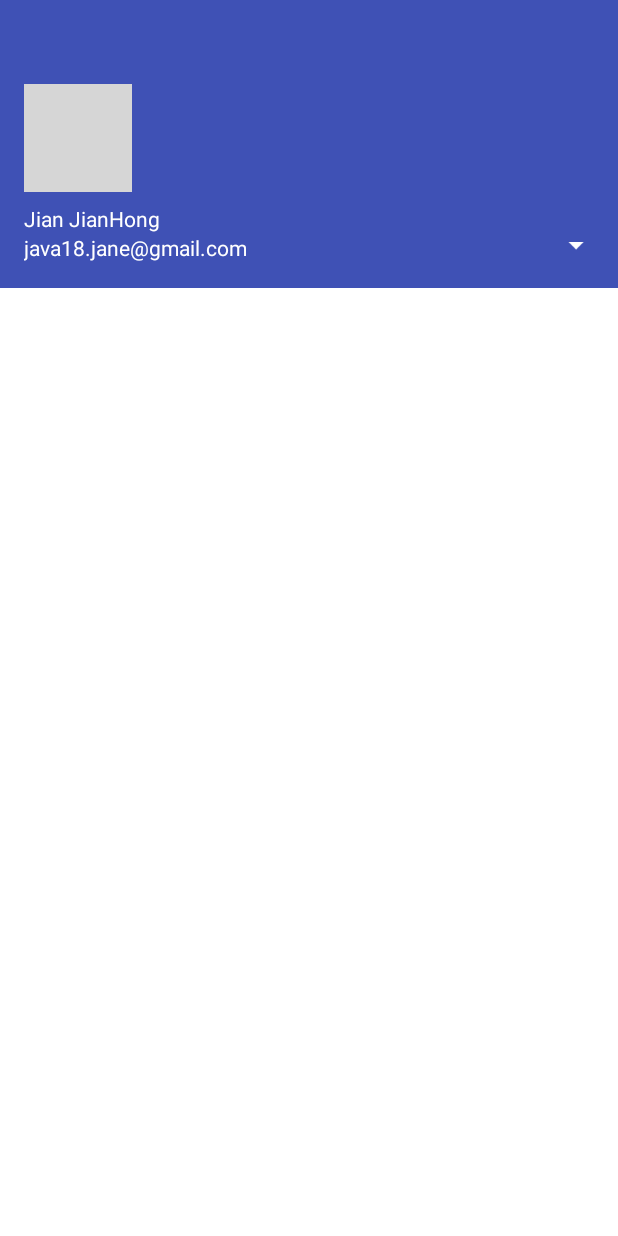
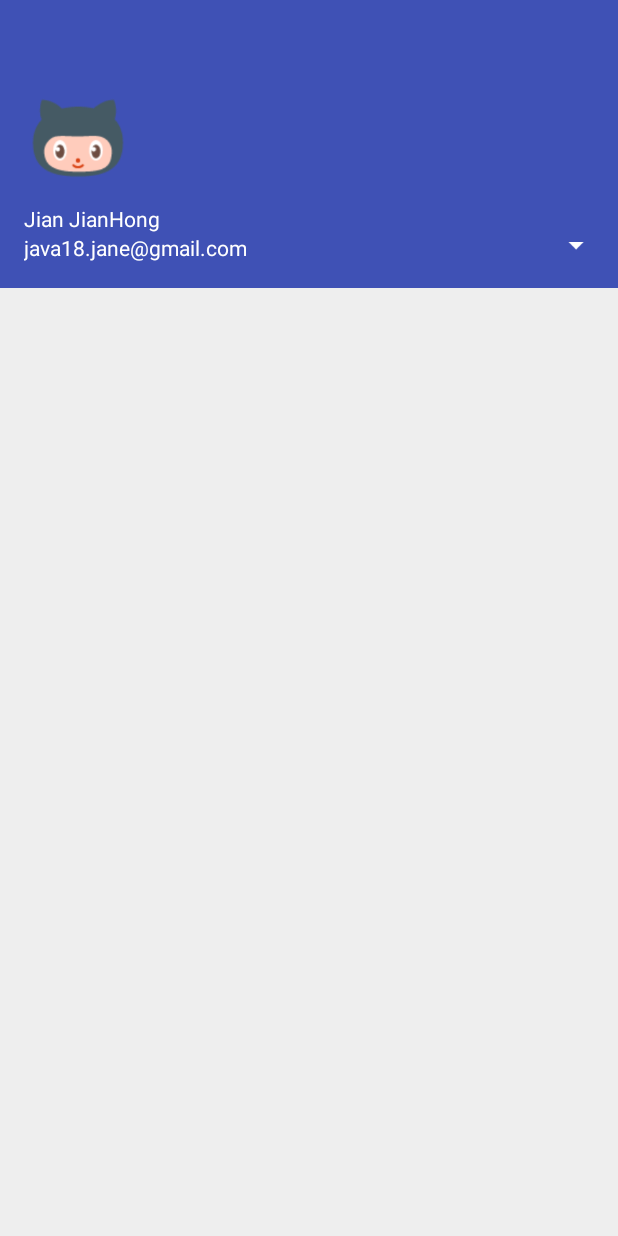
Before and after one commit to Anima18/Utopia, an Android app: the layout activity_nav_header.xml on its own in the app's theme, with its tools: preview values and no code run, on a phone screen of 412 x 824 dp. Run offline under Robolectric (Android 15) with nearby library versions, the phone set to English and light mode, and no system bars; grey boxes are pictures that could not be loaded.

Commit message:
change backgound

```diff
--- a/app/src/main/res/layout/activity_nav_header.xml
+++ b/app/src/main/res/layout/activity_nav_header.xml
@@ -47,7 +47,7 @@
         android:layout_width="@dimen/mainAct_nav_avatar_height"
         android:layout_height="@dimen/mainAct_nav_avatar_height"
         android:layout_above="@id/navHeader_user_layout"
-        android:src="@drawable/chris"/>
+        android:src="@drawable/ic_chris"/>
 
 
 </RelativeLayout>
--- a/app/src/main/res/layout/fragment_role.xml
+++ b/app/src/main/res/layout/fragment_role.xml
@@ -4,12 +4,11 @@
     android:id="@+id/roleFrm_coordinatorLayout"
     android:layout_width="match_parent"
     android:layout_height="match_parent"
-    android:background="@color/backgroundColor"
     android:paddingTop="8dp">
     <android.support.v7.widget.RecyclerView
         android:id="@+id/roleFrm_recyclerView"
         android:layout_width="match_parent"
-        android:layout_height="match_parent" />
+        android:layout_height="match_parent"/>
     <android.support.design.widget.FloatingActionButton
         android:id="@+id/roleFrm_addFad"
         android:layout_width="wrap_content"
--- a/app/src/main/res/layout/fragment_today_task.xml
+++ b/app/src/main/res/layout/fragment_today_task.xml
@@ -4,6 +4,7 @@
     android:id="@+id/todayTaskFrm_coordinatorLayout"
     android:layout_width="match_parent"
     android:layout_height="match_parent"
+    android:background="@color/backgroundColor"
     android:paddingTop="8dp">
     <android.support.v7.widget.RecyclerView
         android:id="@+id/todayTaskFrm_recyclerView"
--- a/app/src/main/res/layout/listview_role_item.xml
+++ b/app/src/main/res/layout/listview_role_item.xml
@@ -5,7 +5,7 @@
     android:layout_height="72dp"
     android:paddingLeft="16dp"
     android:paddingRight="16dp"
-    android:background="?android:attr/selectableItemBackground"
+    android:background="@drawable/selectable_item_background"
     android:gravity="center"
     android:orientation="vertical">
 
--- a/app/src/main/res/values/color.xml
+++ b/app/src/main/res/values/color.xml
@@ -29,4 +29,5 @@
     <color name="today_task_done">#C6EBFB</color>
     <color name="today_task_ignore">#EEEEEE</color>
     <color name="today_task_delay">#FCDFDB</color>
+
 </resources>
--- a/app/src/main/res/values/styles.xml
+++ b/app/src/main/res/values/styles.xml
@@ -9,7 +9,7 @@
         <item name="colorPrimary">@color/primary</item>
         <item name="colorPrimaryDark">@color/primary_dark</item>
         <item name="colorAccent">@color/accent</item>
-        <item name="android:windowBackground">@color/windowBackground</item>
+        <item name="android:windowBackground">@color/backgroundColor</item>
     </style>
 
 
```
Also changed, not shown: app/src/main/res/drawable/ic_chris.png (added), app/src/main/res/mipmap-hdpi/ic_launcher.png (deleted), app/src/main/res/mipmap-mdpi/ic_launcher.png (deleted), app/src/main/res/mipmap-xhdpi/ic_launcher.png, app/src/main/res/mipmap-xxhdpi/ic_launcher.png (deleted), 1 other file.
